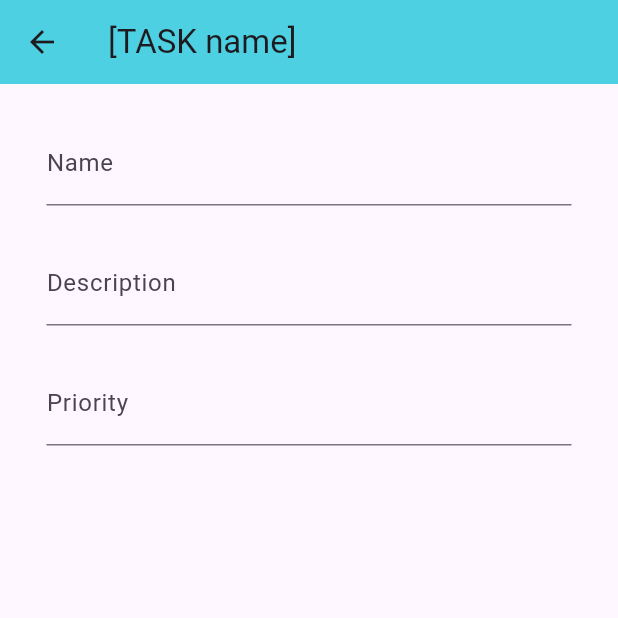
After one commit to rSanches35/ES.24-DDM_PlaninMe, a Flutter app: the TaskUpdateForm screen opened by its route, on a phone screen of 412 x 824 dp, the top half of it. The commit adds this screen. Run offline on Flutter 3.47's test engine with Material 3 defaults, Android fonts, the light colour scheme and no system bars; our stand-ins replace sqflite; accounts and stored records are empty.

Commit message:
Começo edição de Task

```diff
--- a/planin_me/lib/app/app.dart
+++ b/planin_me/lib/app/app.dart
@@ -1,9 +1,11 @@
 import 'package:flutter/material.dart';
 import 'package:planin_me/app/widget/routes.dart';
+import 'package:planin_me/app/domain/dto/task_dto.dart';
 
 import 'package:planin_me/app/widget/task_list.dart';
 import 'package:planin_me/app/widget/task_form.dart';
 import 'package:planin_me/app/widget/task_details.dart';
+import 'package:planin_me/app/widget/task_update_form.dart';
 
 
 class MyApp extends StatelessWidget {
@@ -18,9 +20,25 @@ class MyApp extends StatelessWidget {
       title: "Planin'ME",
       debugShowCheckedModeBanner: false,
       theme: ThemeData(primarySwatch: Colors.cyan),
+      onGenerateRoute: (settings) {
+        if (settings.name == Routes.taskForm) {
+          final DTOTask? task = settings.arguments as DTOTask?;
+          return MaterialPageRoute(
+            builder: (context) => TaskForm(),
+          );
+        }
+        else if (settings.name == Routes.taskUpdateForm) {
+          final DTOTask? task = settings.arguments as DTOTask?;
+          return MaterialPageRoute(
+            builder: (context) => TaskUpdateForm(),
+          );
+        }
+        return null;
+      },
       routes: {
         Routes.home : (context) => TaskList(),
         Routes.taskForm : (context) => TaskForm(),
+        Routes.taskUpdateForm : (context) => TaskUpdateForm(),
         Routes.taskDetails : (context) => TaskDetails()
       },
     );
--- a/planin_me/lib/app/database/sqlite/connection.dart
+++ b/planin_me/lib/app/database/sqlite/connection.dart
@@ -4,6 +4,7 @@ import 'package:path/path.dart';
 import 'package:planin_me/app/database/script.dart';
 
 class Connection {
+
   //Attributes
   static late Database _db;
   static bool conexaoCriada = false;
@@ -12,6 +13,8 @@ class Connection {
   static Future<Database> open() async {
     if (!conexaoCriada) {
       var path = join(await getDatabasesPath(), 'banco.db');
+
+      //await deleteDatabase(path);
 
       _db = await openDatabase(path, version: 1, onCreate: (db, version) {
         tableCreate.forEach(db.execute);
--- a/planin_me/lib/app/widget/routes.dart
+++ b/planin_me/lib/app/widget/routes.dart
@@ -3,5 +3,6 @@ class Routes {
 
   static const String home = '/';
   static const String taskForm = '/task-form';
+  static const String taskUpdateForm = '/task-update-form';
   static const String taskDetails = '/task-details';
 }
--- a/planin_me/lib/app/widget/task_list.dart
+++ b/planin_me/lib/app/widget/task_list.dart
@@ -1,22 +1,21 @@
 import 'package:flutter/material.dart';
+import 'package:planin_me/app/widget/routes.dart';
 
 import 'package:planin_me/app/widget/task_form.dart';
 import 'package:planin_me/app/application/ap_task.dart';
 import 'package:planin_me/app/domain/dto/task_dto.dart';
 import 'package:planin_me/app/widget/task_details.dart';
 
+
 class TaskList extends StatelessWidget {
   const TaskList({Key? key}) : super(key: key);
 
   Future<List<DTOTask>> consult() async {
-
-
     APTask apTask = APTask();
     return await apTask.list();
   }
 
   String getPriorityText(int priority) {
-
     switch (priority) {
       case 1: return 'Low';
       case 2: return 'Medium';
@@ -26,7 +25,6 @@ class TaskList extends StatelessWidget {
   }
 
   Color getPriorityColor(int priority) {
-
     switch (priority) {
       case 1: return Colors.green;
       case 2: return Colors.amber;
@@ -86,6 +84,16 @@ class TaskList extends StatelessWidget {
                               ],
                             ),
                           ),
+                          trailing: IconButton(
+                            icon: Icon(Icons.edit),
+                            color: Colors.grey,
+                            onPressed: () {
+                              Navigator.pushNamed(context,
+                                Routes.taskUpdateForm,
+                                arguments: task
+                              );
+                            },
+                          ),
                           onTap: () => Navigator.push(
                             context,
                             MaterialPageRoute(builder: (context) => const TaskDetails()),
--- /dev/null
+++ b/planin_me/lib/app/widget/task_update_form.dart
@@ -0,0 +1,76 @@
+import 'package:flutter/material.dart';
+import 'package:planin_me/app/domain/dto/task_dto.dart';
+
+class TaskUpdateForm extends StatelessWidget {
+
+  final DTOTask? task;
+  const TaskUpdateForm({super.key, this.task});
+
+  @override
+  Widget build(BuildContext context) {
+    final _nameController = TextEditingController();
+    final _descriptionController = TextEditingController();
+    final _priorityController = TextEditingController();
+
+    void _createTask() {
+
+      final name = _nameController.text;
+      final description = _descriptionController.text;
+      final priority = _priorityController.text;
+      final isActive = "1";
+
+      void create(String name, String description, String priority, String isActive) {
+
+        print('Name: $name');
+        print('Description: $description');
+        print('Priority: $priority');
+        print('Active: $isActive');
+      }
+
+      create(name, description, priority, isActive);
+    }
+
+    return Scaffold(
+      appBar: AppBar(
+        title: Text('[TASK name]'),
+        backgroundColor: Colors.cyan[300],
+      ),
+      body: Container(
+        alignment: Alignment.center,
+        padding: const EdgeInsets.all(20),
+        child: Column(
+          crossAxisAlignment: CrossAxisAlignment.center,
+          children: [
+            SizedBox(height: 5),
+            SizedBox(
+              width: 350,
+              child: TextFormField(
+                controller: _nameController,
+                key: Key('name'),
+                decoration: InputDecoration(labelText: 'Name'),
+              ),
+            ),
+            SizedBox(height: 24,),
+            SizedBox(
+              width: 350,
+              child: TextFormField(
+                controller: _descriptionController,
+                key: Key('description'),
+                decoration: InputDecoration(labelText: 'Description'),
+              ),
+            ),
+            SizedBox(height: 24),
+            SizedBox(
+              width: 350,
+              child: TextFormField(
+                controller: _priorityController,
+                key: Key('priority'),
+                decoration: InputDecoration(labelText: 'Priority'),
+              ),
+            ),
+          ],
+        ),
+      ),
+    );
+  }
+}
```
